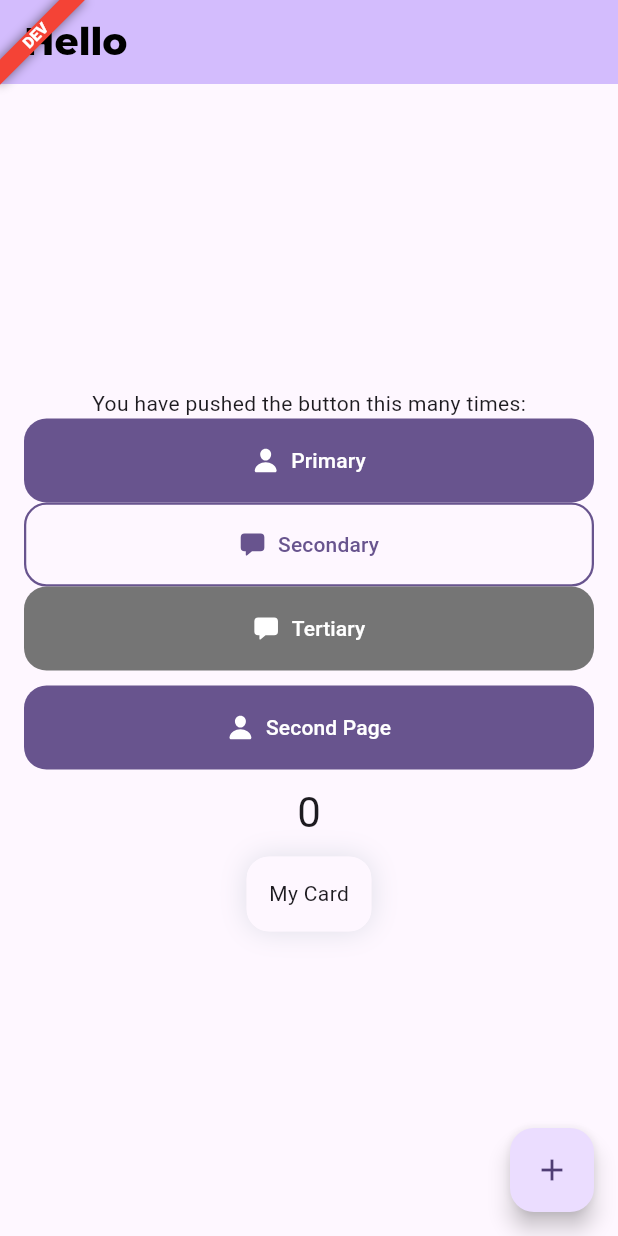
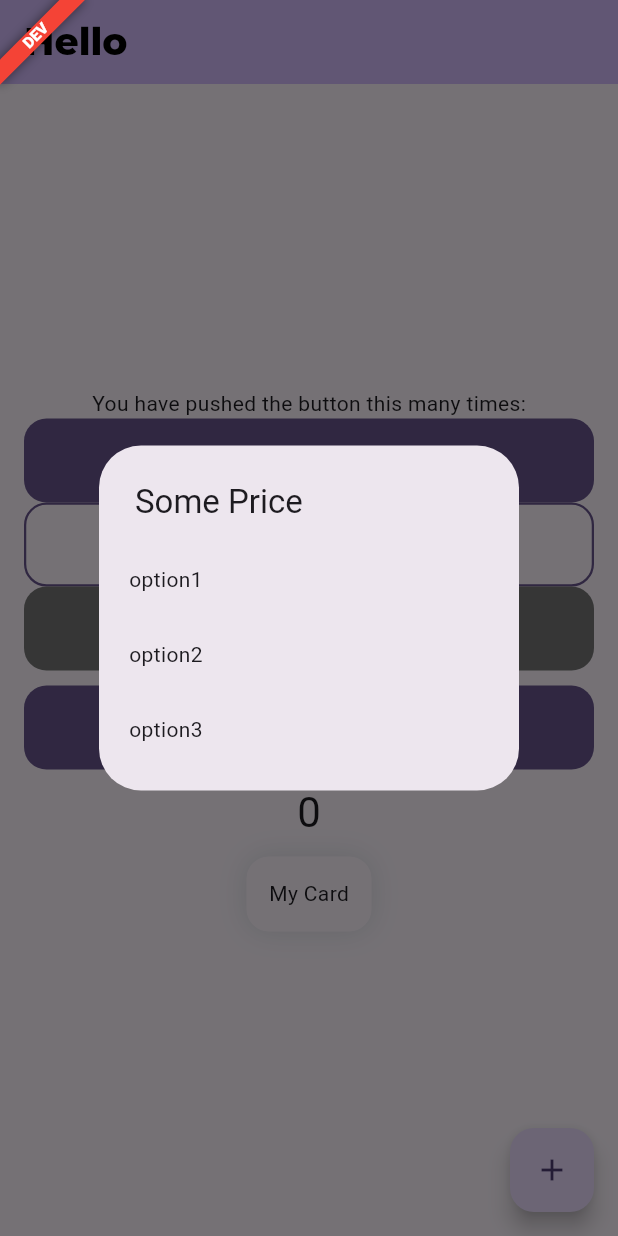
Before and after one commit to nivla360/flutter_utils, a Flutter app: the screen it shows after launch, after a tap on "Secondary", on a phone screen of 412 x 824 dp. Run offline on Flutter 3.47's test engine with Material 3 defaults, Android fonts, the phone set to English and light mode, and no system bars; drawn by our look-alikes of flutter_styled_toast; our stand-ins replace flutter_animate, flutter_screenutil, flutter_spinkit, get_it, go_router, google_fonts and 4 more.

Commit message:
added options dialog

```diff
--- a/example/lib/main.dart
+++ b/example/lib/main.dart
@@ -125,7 +125,11 @@ class MyHomePage extends StatelessView<HomeController> {
                 'You have pushed the button this many times:',
               ),
               CustomTextButton(onTap: (){}, label: "Primary",icon: Ionicons.person,),
-              CustomTextButton.secondary(onTap: (){}, label: "Secondary",icon: Ionicons.chatbox),
+              CustomTextButton.secondary(onTap: (){
+                context.showOptionsDialog(title: 'Some Price', options: ['option1','option2','option3'], onOptionClick: (option){
+                  logInfo(option);
+                });
+              }, label: "Secondary",icon: Ionicons.chatbox),
               CustomTextButton.tertiary(onTap: controller.showDialog, label: "Tertiary",icon: Ionicons.chatbox),
               CustomTextButton(onTap: controller.nextPage, label: "Second Page",icon: Ionicons.person,).paddingSymmetric(vertical: 10),
 
```
Also changed, not shown: lib/extensions/src/context_ext.dart (+21 -0 lines), example/pubspec.lock.
